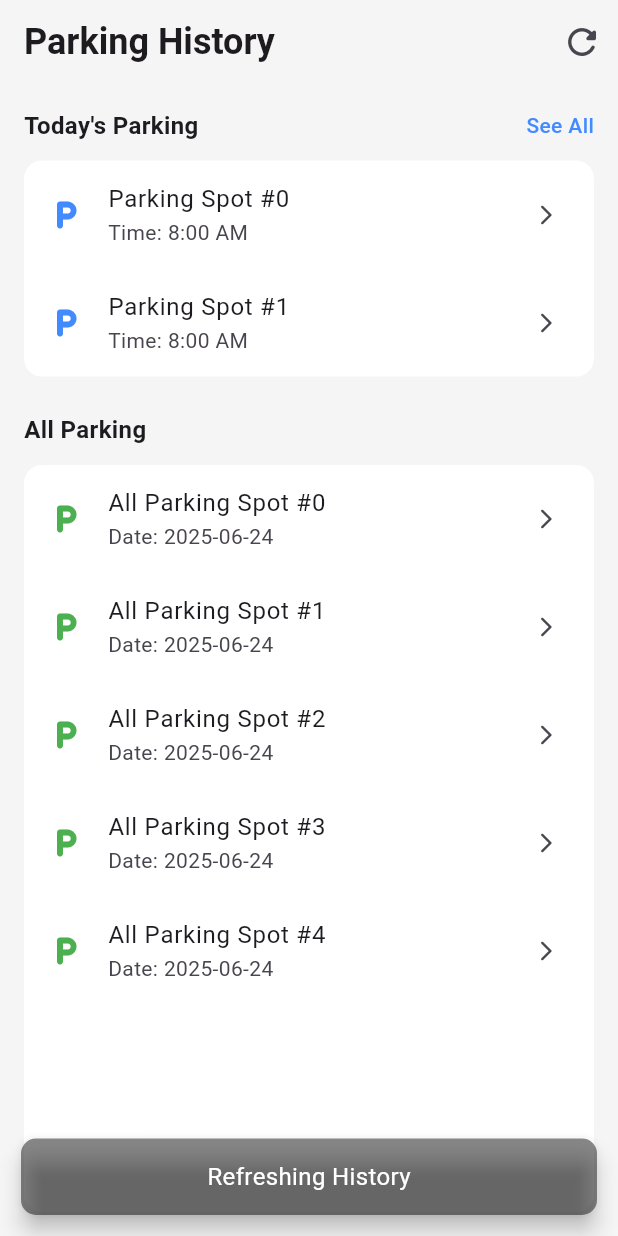
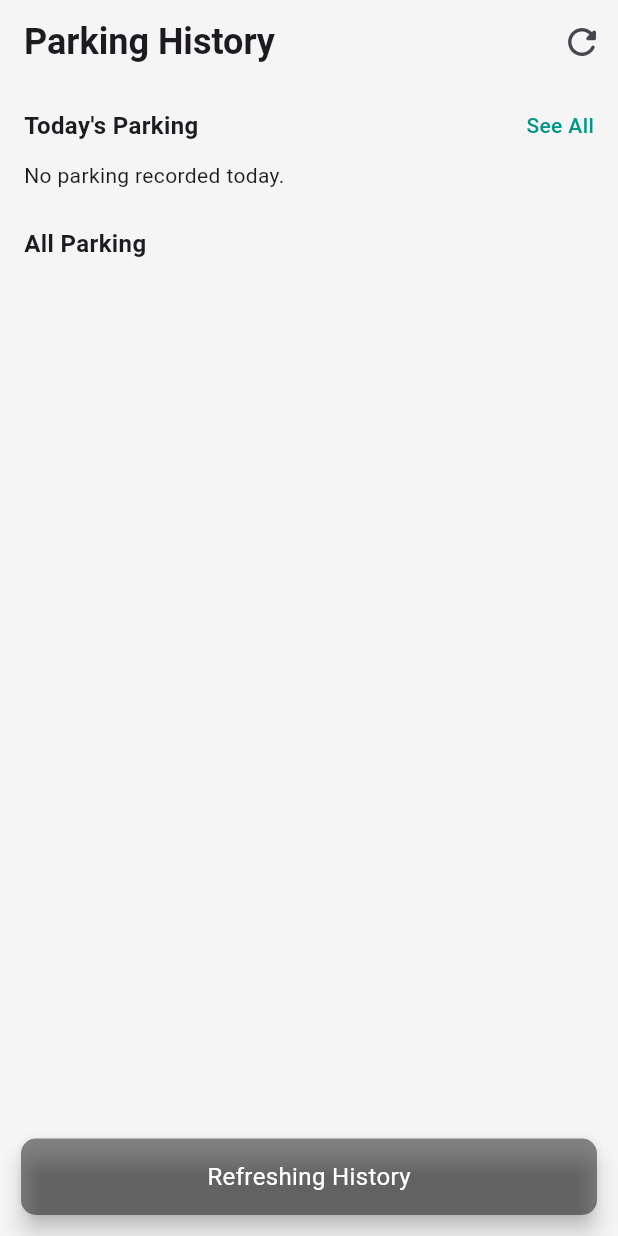
Before and after one commit to ksandeleon/where-did-i-park, a Flutter app: the HistoryScreen screen opened directly, after a tap on the "refresh" icon, on a phone screen of 412 x 824 dp. Run offline on Flutter 3.47's test engine with Material 3 defaults, Android fonts, the light colour scheme and no system bars; our stand-ins replace carousel_slider, cloud_firestore, firebase_core, geolocator, google_maps_flutter, image_picker and 1 more; accounts and stored records are empty.

Commit message:
finished history screen

```diff
--- a/lib/park-history/screens/history_screen.dart
+++ b/lib/park-history/screens/history_screen.dart
@@ -1,4 +1,9 @@
+import 'package:cloud_firestore/cloud_firestore.dart';
 import 'package:flutter/material.dart';
+import 'package:intl/intl.dart';
+import 'package:shared_preferences/shared_preferences.dart';
+import 'package:where_did_i_park/save-park/models/parking_spot_model.dart';
+import 'package:where_did_i_park/save-park/services/user_service.dart';
 
 class HistoryScreen extends StatefulWidget {
   const HistoryScreen({super.key});
@@ -8,6 +13,30 @@ class HistoryScreen extends StatefulWidget {
 }
 
 class _HistoryScreenState extends State<HistoryScreen> {
+  late Future<List<ParkingSpotModel>> futureParkings;
+  final GlobalKey _allParkingKey = GlobalKey();
+
+  Future<List<ParkingSpotModel>> fetchUserParkings() async {
+    final userId = await getOrCreateUserId();
+
+    final querySnapshot =
+        await FirebaseFirestore.instance
+            .collection('GoParking')
+            .where('userId', isEqualTo: userId)
+            .orderBy('timestamp', descending: true)
+            .get();
+
+    return querySnapshot.docs
+        .map((doc) => ParkingSpotModel.fromMap(doc.data()))
+        .toList();
+  }
+
+  @override
+  void initState() {
+    super.initState();
+    futureParkings = fetchUserParkings();
+  }
+
   void showCustomSnackbar(BuildContext context, String message) {
     ScaffoldMessenger.of(context).showSnackBar(
       SnackBar(
@@ -22,9 +51,16 @@ class _HistoryScreenState extends State<HistoryScreen> {
         shape: RoundedRectangleBorder(borderRadius: BorderRadius.circular(10)),
         margin: const EdgeInsets.symmetric(horizontal: 14, vertical: 14),
         padding: const EdgeInsets.only(bottom: 14, top: 14),
-        duration: const Duration(seconds:1),
+        duration: const Duration(seconds: 1),
       ),
     );
+  }
+
+  bool isToday(DateTime date) {
+    final now = DateTime.now();
+    return now.year == date.year &&
+        now.month == date.month &&
+        now.day == date.day;
   }
 
   @override
@@ -43,6 +79,7 @@ class _HistoryScreenState extends State<HistoryScreen> {
           IconButton(
             icon: const Icon(Icons.refresh_rounded, size: 28),
             onPressed: () {
+              futureParkings = fetchUserParkings();
               showCustomSnackbar(context, "Refreshing History");
             },
           ),
@@ -50,100 +87,139 @@ class _HistoryScreenState extends State<HistoryScreen> {
       ),
 
       body: SafeArea(
+        child: FutureBuilder<List<ParkingSpotModel>>(
+          future: futureParkings,
+          builder: (context, snapshot) {
+            if (snapshot.connectionState == ConnectionState.waiting) {
+              return const Center(child: CircularProgressIndicator());
+            }
+
+            if (snapshot.hasError) {
+              print("Firestore Error: ${snapshot.error}");
+              return const Center(
+                child: Text('App Error: Failed to load data.'),
+              );
+            }
+
+            final allParkings = snapshot.data ?? [];
+            final todayParkings =
+                allParkings.where((p) => isToday(p.timestamp)).toList();
+
+            return SingleChildScrollView(
               child: Padding(
                 padding: const EdgeInsets.all(16.0),
                 child: Column(
                   crossAxisAlignment: CrossAxisAlignment.start,
                   children: [
-              // Title Row
                     Row(
                       mainAxisAlignment: MainAxisAlignment.spaceBetween,
                       children: [
-                  Text(
+                        const Text(
                           "Today's Parking",
-                    style: const TextStyle(
+                          style: TextStyle(
                             fontWeight: FontWeight.bold,
                             fontSize: 16,
                           ),
                         ),
-                  Text(
+                        GestureDetector(
+                          onTap: () {
+                            // Scroll to the All Parking section
+                            Scrollable.ensureVisible(
+                              _allParkingKey.currentContext!,
+                              duration: const Duration(milliseconds: 500),
+                              curve: Curves.easeInOut,
+                            );
+                          },
+                          child: Text(
                             "See All",
                             style: TextStyle(
                               fontSize: 14,
-                      color: Colors.blueAccent,
+                              color: Colors.teal,
                               fontWeight: FontWeight.w500,
+                            ),
                           ),
                         ),
                       ],
                     ),
                     const SizedBox(height: 12),
-
-              // Placeholder for today's parking list
-              Container(
-                decoration: BoxDecoration(
-                  color: Colors.white,
-                  borderRadius: BorderRadius.circular(12),
+                    todayParkings.isEmpty
+                        ? const Text("No parking recorded today.")
+                        : ListView.builder(
+                          shrinkWrap: true,
+                          physics: const NeverScrollableScrollPhysics(),
+                          itemCount: todayParkings.length,
+                          itemBuilder: (context, index) {
+                            final p = todayParkings[index];
+                            return Card(
+                              child: ListTile(
+                                leading: const Icon(
+                                  Icons.local_parking_outlined,
+                                  color: Colors.teal,
                                 ),
-                child: ListView.builder(
-                  shrinkWrap: true,
-                  physics: NeverScrollableScrollPhysics(),
-                  itemCount: 2, // replace with your actual data count
-                  itemBuilder: (context, index) {
-                    return ListTile(
-                      leading: Icon(
-                        Icons.local_parking_rounded,
-                        color: Colors.blueAccent,
+                                title: Text(
+                                  "Time: ${DateFormat('HH:mm:ss').format(p.timestamp)}",
                                 ),
-                      title: Text("Parking Spot #$index"),
-                      subtitle: Text("Time: 8:00 AM"),
-                      trailing: Icon(Icons.arrow_forward_ios_rounded, size: 16),
+                                subtitle: Text(
+                                  p.note?.trim().isEmpty ?? true
+                                      ? "No notes for this parking"
+                                      : p.note!,
+                                ),
+                                trailing: Icon(
+                                  Icons.arrow_forward_ios_rounded,
+                                  size: 16,
+                                  color: Colors.teal,
+                                ),
+                              ),
                             );
                           },
                         ),
-              ),
-
                     const SizedBox(height: 24),
 
-              // All Parking Title
+                    // Add the key here
                     Text(
                       "All Parking",
-                style: const TextStyle(
+                      key: _allParkingKey,
+                      style: TextStyle(
                         fontWeight: FontWeight.bold,
                         fontSize: 16,
                       ),
                     ),
                     const SizedBox(height: 12),
-
-              // Placeholder for all parking list
-              Expanded(
-                child: Container(
-                  decoration: BoxDecoration(
-                    color: Colors.white,
-                    borderRadius: BorderRadius.circular(12),
+                    ListView.builder(
+                      shrinkWrap: true,
+                      physics: const NeverScrollableScrollPhysics(),
+                      itemCount: allParkings.length,
+                      itemBuilder: (context, index) {
+                        final p = allParkings[index];
+                        return Card(
+                          child: ListTile(
+                            leading: const Icon(
+                              Icons.local_parking_outlined,
+                              color: Colors.black45,
                             ),
-                  child: ListView.builder(
-                    itemCount: 5, // replace with your actual data count
-                    itemBuilder: (context, index) {
-                      return ListTile(
-                        leading: Icon(
-                          Icons.local_parking_rounded,
-                          color: Colors.green,
+                            title: Text(
+                              "Date: ${p.timestamp.toLocal().toString().split(' ')[0]}",
                             ),
-                        title: Text("All Parking Spot #$index"),
-                        subtitle: Text("Date: 2025-06-24"),
+                            subtitle: Text(
+                              p.note?.trim().isEmpty ?? true
+                                  ? "No notes for this parking"
+                                  : p.note!,
+                            ),
                             trailing: Icon(
                               Icons.arrow_forward_ios_rounded,
                               size: 16,
+                            ),
+                          ),
+                        );
+                      },
+                    ),
+                  ],
+                ),
               ),
             );
           },
         ),
       ),
-              ),
-            ],
-          ),
-        ),
-      ),
     );
   }
 }
--- a/lib/save-park/models/parking_spot_model.dart
+++ b/lib/save-park/models/parking_spot_model.dart
@@ -3,20 +3,20 @@ import 'package:google_maps_flutter/google_maps_flutter.dart';
 
 class ParkingSpotModel {
   final String? note;
-  final DateTime? time; // Formerly "Timer" in Firebase
-  final DateTime createdAt;
+  final String? timer;
+  final DateTime timestamp;
   final double latitude;
   final double longitude;
-  final String? photoPath;
+  final String? imagePath;
   final String? userId;
 
   ParkingSpotModel({
     this.note,
-    this.time,
-    required this.createdAt,
+    this.timer,
+    required this.timestamp,
     required this.latitude,
     required this.longitude,
-    this.photoPath,
+    this.imagePath,
     this.userId,
   });
 
@@ -25,13 +25,10 @@ class ParkingSpotModel {
   Map<String, dynamic> toMap() {
     return {
       'note': note,
-      'Timer':
-          time != null
-              ? Timestamp.fromDate(time!)
-              : null, // Match Firestore field
-      'createdAt': Timestamp.fromDate(createdAt),
+      'timer': timer,
+      'timestamp': Timestamp.fromDate(timestamp),
       'location': GeoPoint(latitude, longitude),
-      'photoPath': photoPath,
+      'imagePath': imagePath,
       'userId': userId,
     };
   }
@@ -39,13 +36,14 @@ class ParkingSpotModel {
   factory ParkingSpotModel.fromMap(Map<String, dynamic> map) {
     final GeoPoint geoPoint = map['location'];
 
+
     return ParkingSpotModel(
       note: map['note'],
-      time: map['Timer'] != null ? (map['Timer'] as Timestamp).toDate() : null,
-      createdAt: (map['createdAt'] as Timestamp).toDate(),
+      timer: map['timer']?.toString(),
+      timestamp: (map['timestamp'] as Timestamp).toDate(),
       latitude: geoPoint.latitude,
       longitude: geoPoint.longitude,
-      photoPath: map['photoPath'],
+      imagePath: map['imagePath'],
       userId: map['userId'],
     );
   }
--- a/lib/save-park/screens/parking_form.dart
+++ b/lib/save-park/screens/parking_form.dart
@@ -238,7 +238,7 @@ class _ParkingFormState extends State<ParkingForm> {
                     TextFormField(
                       controller: _noteController,
                       decoration: const InputDecoration(
-                        labelText: 'Write Note',
+                        labelText: 'Write Note (Optional)',
                         border: OutlineInputBorder(),
                       ),
                     ),
@@ -277,7 +277,7 @@ class _ParkingFormState extends State<ParkingForm> {
                         backgroundColor: Colors.grey[200],
                       ),
                       child: Text(
-                        _imageFile == null ? "Take Photo" : "Take A New Photo",
+                        _imageFile == null ? "Take Photo (Optional)" : "Take A New Photo",
                         style: const TextStyle(
                           color: Colors.black,
                           fontSize: 15,
--- a/pubspec.yaml
+++ b/pubspec.yaml
@@ -43,6 +43,7 @@ dependencies:
   cloud_firestore: ^5.6.9
   shared_preferences: ^2.5.3
   uuid: ^4.5.1
+  intl: ^0.20.2
 
 dev_dependencies:
   flutter_test:
```
Also changed, not shown: lib/find-my-car/screens/locate_parking_root.dart (added, +54 -0 lines), lib/home/screens/home_root.dart (+4 -3 lines), pubspec.lock. Lines whose indentation alone changed are shown as unchanged.
